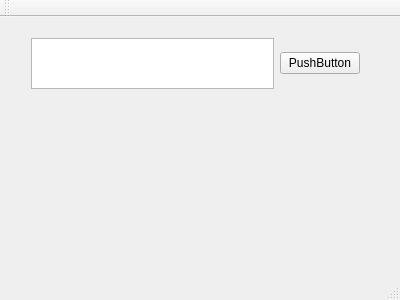
Qt form mainwindow.ui (11494032/qt-demo) before a commit.
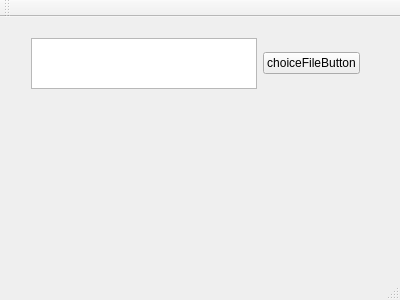
The same form after that commit.

Commit message: * 增加文件内容读取

Diff of the .ui file:
```diff
--- a/mainwindow.ui
+++ b/mainwindow.ui
@@ -25,12 +25,20 @@
     </property>
     <layout class="QHBoxLayout" name="horizontalLayout">
      <item>
-      <widget class="QTextEdit" name="textEdit"/>
+      <widget class="QTextEdit" name="fineNametextEdit">
+       <property name="html">
+        <string>&lt;!DOCTYPE HTML PUBLIC &quot;-//W3C//DTD HTML 4.0//EN&quot; &quot;http://www.w3.org/TR/REC-html40/strict.dtd&quot;&gt;
+&lt;html&gt;&lt;head&gt;&lt;meta name=&quot;qrichtext&quot; content=&quot;1&quot; /&gt;&lt;style type=&quot;text/css&quot;&gt;
+p, li { white-space: pre-wrap; }
+&lt;/style&gt;&lt;/head&gt;&lt;body style=&quot; font-family:'SimSun'; font-size:9pt; font-weight:400; font-style:normal;&quot;&gt;
+&lt;p style=&quot;-qt-paragraph-type:empty; margin-top:0px; margin-bottom:0px; margin-left:0px; margin-right:0px; -qt-block-indent:0; text-indent:0px;&quot;&gt;&lt;br /&gt;&lt;/p&gt;&lt;/body&gt;&lt;/html&gt;</string>
+       </property>
+      </widget>
      </item>
      <item>
       <widget class="QPushButton" name="pushButton">
        <property name="text">
-        <string>PushButton</string>
+        <string>choiceFileButton</string>
        </property>
       </widget>
      </item>
```
Left out of the diff: 2 changed lines with no effect on the pictures. The commit also changes 2 other files.
